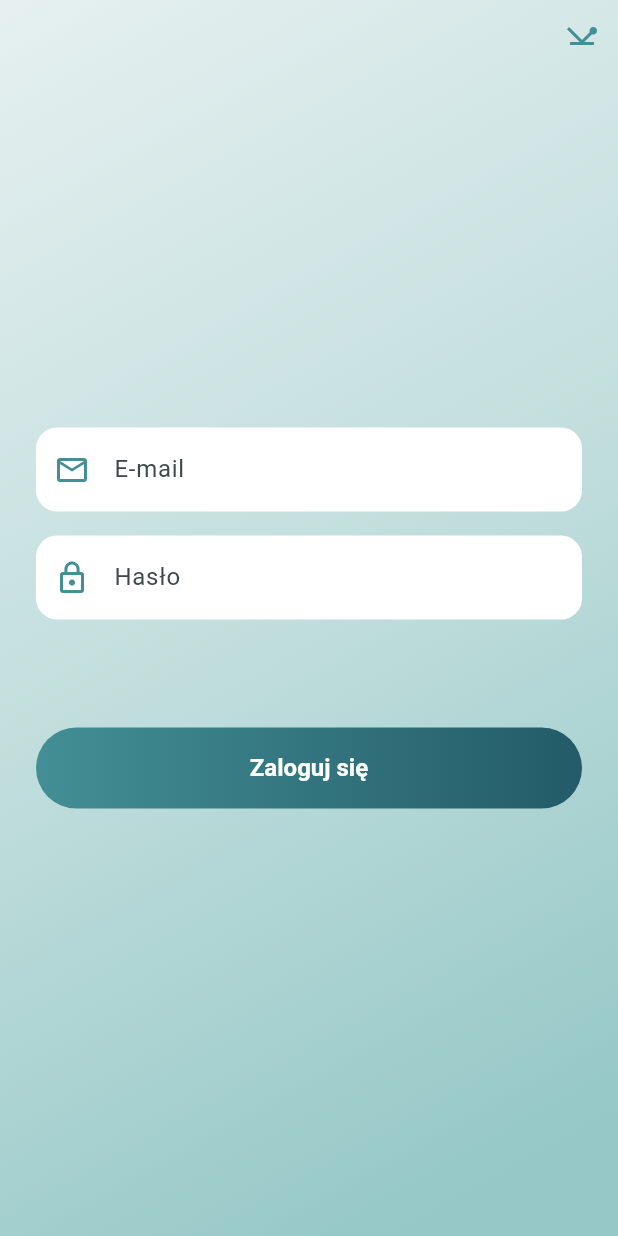
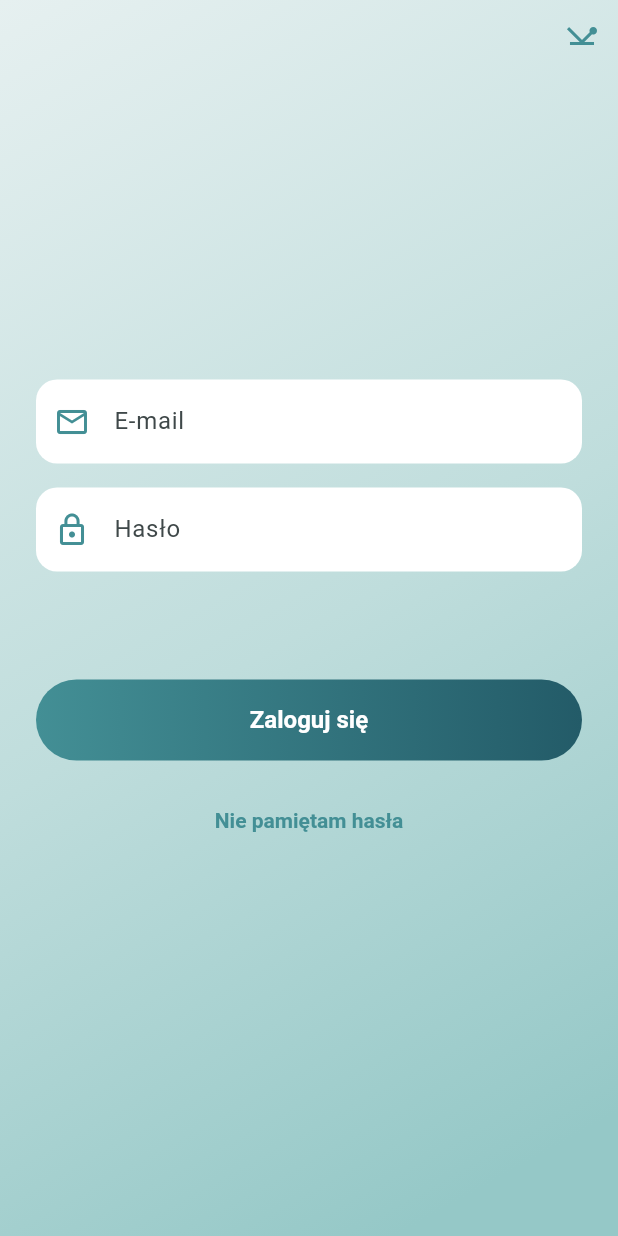
Before and after one commit to studioforyou/zpi-studio, a Flutter app: the screen it shows after launch, on a phone screen of 412 x 824 dp. Run offline on Flutter 3.47's test engine with Material 3 defaults, Android fonts, the phone set to English and light mode, and no system bars; our stand-ins replace dio, firebase_auth, firebase_core, flutter_riverpod, go_router; accounts and stored records are empty; generated files the repository leaves out were written again.

Commit message:
feat(mobile): add password reset screen with resend cooldown (#48)

```diff
--- a/mobile/lib/app/router/app_router.dart
+++ b/mobile/lib/app/router/app_router.dart
@@ -9,6 +9,7 @@ import 'package:mobile/core/auth/auth_controller.dart';
 import 'package:mobile/core/auth/auth_state.dart';
 import 'package:mobile/features/accounts/presentation/login_screen.dart';
 import 'package:mobile/features/accounts/presentation/profile_screen.dart';
+import 'package:mobile/features/accounts/presentation/reset_password_screen.dart';
 import 'package:mobile/features/communication/presentation/messages_screen.dart';
 import 'package:mobile/features/passes/presentation/passes_screen.dart';
 import 'package:mobile/features/schedule/presentation/availability_screen.dart';
@@ -20,6 +21,7 @@ import 'package:mobile/l10n/generated/app_localizations.dart';
 const splashPath = '/splash';
 const loginPath = '/login';
 const pingPath = '/ping';
+const resetPasswordPath = '/reset-password';
 
 const clientSchedulePath = '/client/schedule';
 const clientPassesPath = '/client/passes';
@@ -145,7 +147,9 @@ final appRouterProvider = Provider<GoRouter>((ref) {
         case AuthRestoring():
           return location == splashPath ? null : splashPath;
         case Unauthenticated():
-          return location == loginPath || location == pingPath
+          return location == loginPath ||
+                  location == resetPasswordPath ||
+                  location == pingPath
               ? null
               : loginPath;
         case Authenticated(:final session):
@@ -163,6 +167,11 @@ final appRouterProvider = Provider<GoRouter>((ref) {
     routes: [
       GoRoute(path: splashPath, builder: (_, _) => const SplashScreen()),
       GoRoute(path: loginPath, builder: (_, _) => const LoginScreen()),
+      GoRoute(
+        path: resetPasswordPath,
+        builder: (_, state) =>
+            ResetPasswordScreen(initialEmail: state.extra as String? ?? ''),
+      ),
       GoRoute(path: pingPath, builder: (_, _) => const PingScreen()),
       _clientShell(),
       _trainerShell(),
--- a/mobile/lib/features/accounts/presentation/login_screen.dart
+++ b/mobile/lib/features/accounts/presentation/login_screen.dart
@@ -1,11 +1,11 @@
 import 'package:flutter/material.dart';
-import 'package:flutter/services.dart';
 import 'package:flutter_riverpod/flutter_riverpod.dart';
 import 'package:go_router/go_router.dart';
-import 'package:mobile/app/theme/brand_colors.dart';
+import 'package:mobile/app/router/app_router.dart';
 import 'package:mobile/core/auth/auth_controller.dart';
 import 'package:mobile/core/auth/auth_failure.dart';
-import 'package:mobile/features/accounts/presentation/widgets/login_background.dart';
+import 'package:mobile/features/accounts/presentation/widgets/login_page.dart';
+import 'package:mobile/features/accounts/presentation/widgets/login_palette.dart';
 import 'package:mobile/l10n/generated/app_localizations.dart';
 
 class LoginScreen extends ConsumerStatefulWidget {
@@ -52,26 +52,8 @@ class _LoginScreenState extends ConsumerState<LoginScreen> {
   @override
   Widget build(BuildContext context) {
     final l10n = AppLocalizations.of(context);
-    final brightness = MediaQuery.platformBrightnessOf(context);
-    final palette = brightness == Brightness.dark
-        ? _LoginPalette.dark
-        : _LoginPalette.light;
-
-    return AnnotatedRegion<SystemUiOverlayStyle>(
-      value: brightness == Brightness.dark
-          ? SystemUiOverlayStyle.light
-          : SystemUiOverlayStyle.dark,
-      child: Theme(
-        data: palette.theme,
-        child: Stack(
-          children: [
-            // Outside the scaffold, so the keyboard covers the background
-            // instead of squeezing it.
-            Positioned.fill(child: LoginBackground(brightness: brightness)),
-            Scaffold(
-              backgroundColor: Colors.transparent,
-              body: SafeArea(
-                child: Stack(
+    return LoginPage(
+      builder: (context, palette) => Stack(
         children: [
           Center(
             child: SingleChildScrollView(
@@ -88,20 +70,15 @@ class _LoginScreenState extends ConsumerState<LoginScreen> {
               icon: const Icon(Icons.network_ping),
               color: palette.accent,
               tooltip: l10n.pingTitle,
-                        onPressed: () => context.push('/ping'),
+              onPressed: () => context.push(pingPath),
             ),
           ),
         ],
       ),
-              ),
-            ),
-          ],
-        ),
-      ),
     );
   }
 
-  Widget _form(AppLocalizations l10n, _LoginPalette palette) {
+  Widget _form(AppLocalizations l10n, LoginPalette palette) {
     final errorStyle = TextStyle(
       color: palette.error,
       fontSize: 14,
@@ -161,27 +138,9 @@ class _LoginScreenState extends ConsumerState<LoginScreen> {
                 ),
             ],
           ),
-          DecoratedBox(
-            decoration: ShapeDecoration(
-              shape: const StadiumBorder(),
-              color: palette.buttonGradient == null ? palette.button : null,
-              gradient: palette.buttonGradient,
-            ),
-            child: FilledButton(
+          LoginButton(
+            palette: palette,
             onPressed: _submitting ? null : _login,
-              style: FilledButton.styleFrom(
-                backgroundColor: Colors.transparent,
-                disabledBackgroundColor: Colors.transparent,
-                foregroundColor: palette.onButton,
-                disabledForegroundColor: palette.onButton,
-                shadowColor: Colors.transparent,
-                minimumSize: const Size.fromHeight(54),
-                shape: const StadiumBorder(),
-                textStyle: palette.theme.textTheme.labelLarge?.copyWith(
-                  fontSize: 16,
-                  fontWeight: FontWeight.w600,
-                ),
-              ),
             child: _submitting
                 ? SizedBox.square(
                     dimension: 20,
@@ -191,6 +150,13 @@ class _LoginScreenState extends ConsumerState<LoginScreen> {
                     ),
                   )
                 : Text(l10n.loginButton),
+          ),
+          LoginLink(
+            palette: palette,
+            label: l10n.loginForgotPassword,
+            onPressed: () => context.push(
+              resetPasswordPath,
+              extra: _emailController.text.trim(),
             ),
           ),
         ],
@@ -214,120 +180,3 @@ class _LoginScreenState extends ConsumerState<LoginScreen> {
     };
   }
 }
-
-/// Colours of the login screen, one set for the light and one for the dark
-/// system theme.
-class _LoginPalette {
-  _LoginPalette({
-    required this.brightness,
-    required this.accent,
-    required this.field,
-    required this.fieldBorder,
-    required this.error,
-    required this.button,
-    required this.onButton,
-    this.buttonGradient,
-  });
-
-  static final light = _LoginPalette(
-    brightness: Brightness.light,
-    accent: BrandColors.teal500,
-    field: Colors.white,
-    fieldBorder: BorderSide.none,
-    error: Color(0xFFBA1A1A),
-    button: BrandColors.teal500,
-    onButton: Colors.white,
-    buttonGradient: const LinearGradient(
-      colors: [BrandColors.teal500, BrandColors.teal700],
-    ),
-  );
-
-  static final dark = _LoginPalette(
-    brightness: Brightness.dark,
-    accent: BrandColors.teal300,
-    field: Color(0x12FFFFFF),
-    fieldBorder: const BorderSide(color: Color(0x7385C5C3), width: 1.2),
-    error: Color(0xFFFFB4AB),
-    button: BrandColors.teal300,
-    onButton: BrandColors.teal900,
-  );
-
-  final Brightness brightness;
-  final Color accent;
-  final Color field;
-  final BorderSide fieldBorder;
-  final Color error;
-  final Color button;
-  final Color onButton;
-  final Gradient? buttonGradient;
-
-  late final ThemeData theme = _buildTheme();
-
-  ThemeData _buildTheme() {
-    const radius = BorderRadius.all(Radius.circular(14));
-    return ThemeData(
-      useMaterial3: true,
-      colorScheme: ColorScheme.fromSeed(
-        seedColor: BrandColors.teal500,
-        brightness: brightness,
-      ),
-      inputDecorationTheme: InputDecorationThemeData(
-        filled: true,
-        fillColor: field,
-        prefixIconColor: accent,
-        border: _FieldBorder(borderRadius: radius, borderSide: fieldBorder),
-        enabledBorder: _FieldBorder(
-          borderRadius: radius,
-          borderSide: fieldBorder,
-        ),
-        focusedBorder: _FieldBorder(
-          borderRadius: radius,
-          borderSide: BorderSide(color: accent, width: 2),
-        ),
-      ),
-    );
-  }
-}
-
-/// A rounded outline that keeps the floating label inside the field, as in
-/// a filled field, instead of cutting it into the top edge.
-class _FieldBorder extends OutlineInputBorder {
-  const _FieldBorder({super.borderSide, super.borderRadius});
-
-  @override
-  bool get isOutline => false;
-
-  @override
-  _FieldBorder copyWith({
-    BorderSide? borderSide,
-    BorderRadius? borderRadius,
-    double? gapPadding,
-  }) {
-    return _FieldBorder(
-      borderSide: borderSide ?? this.borderSide,
-      borderRadius: borderRadius ?? this.borderRadius,
-    );
-  }
-
-  @override
-  ShapeBorder? lerpFrom(ShapeBorder? a, double t) {
-    if (a is _FieldBorder) {
-      return _FieldBorder(
-        borderSide: BorderSide.lerp(a.borderSide, borderSide, t),
-        borderRadius: BorderRadius.lerp(a.borderRadius, borderRadius, t)!,
-      );
-    }
-    return super.lerpFrom(a, t);
-  }
-
-  @override
-  ShapeBorder? lerpTo(ShapeBorder? b, double t) {
-    if (b is _FieldBorder) {
-      return _FieldBorder(
-        borderSide: BorderSide.lerp(borderSide, b.borderSide, t),
-        borderRadius: BorderRadius.lerp(borderRadius, b.borderRadius, t)!,
-      );
-    }
-    return super.lerpTo(b, t);
-  }
-}
--- /dev/null
+++ b/mobile/lib/features/accounts/presentation/widgets/login_page.dart
@@ -0,0 +1,120 @@
+import 'package:flutter/material.dart';
+import 'package:flutter/services.dart';
+import 'package:mobile/features/accounts/presentation/widgets/login_background.dart';
+import 'package:mobile/features/accounts/presentation/widgets/login_palette.dart';
+
+/// The page frame of the login-style screens: gradient background, themed
+/// fields and system bar icons matching the system brightness.
+class LoginPage extends StatelessWidget {
+  const LoginPage({super.key, required this.builder});
+
+  final Widget Function(BuildContext context, LoginPalette palette) builder;
+
+  @override
+  Widget build(BuildContext context) {
+    final brightness = MediaQuery.platformBrightnessOf(context);
+    final palette = brightness == Brightness.dark
+        ? LoginPalette.dark
+        : LoginPalette.light;
+
+    return AnnotatedRegion<SystemUiOverlayStyle>(
+      value: brightness == Brightness.dark
+          ? SystemUiOverlayStyle.light
+          : SystemUiOverlayStyle.dark,
+      child: Theme(
+        data: palette.theme,
+        child: Stack(
+          children: [
+            // Outside the scaffold, so the keyboard covers the background
+            // instead of squeezing it.
+            Positioned.fill(child: LoginBackground(brightness: brightness)),
+            Scaffold(
+              backgroundColor: Colors.transparent,
+              body: SafeArea(
+                child: Builder(builder: (context) => builder(context, palette)),
+              ),
+            ),
+          ],
+        ),
+      ),
+    );
+  }
+}
+
+/// The pill-shaped main button. A [dimmed] button looks disabled while
+/// keeping its shape.
+class LoginButton extends StatelessWidget {
+  const LoginButton({
+    super.key,
+    required this.palette,
+    required this.onPressed,
+    required this.child,
+    this.dimmed = false,
+  });
+
+  final LoginPalette palette;
+  final VoidCallback? onPressed;
+  final Widget child;
+  final bool dimmed;
+
+  @override
+  Widget build(BuildContext context) {
+    final gradient = dimmed ? null : palette.buttonGradient;
+    return DecoratedBox(
+      decoration: ShapeDecoration(
+        shape: const StadiumBorder(),
+        color: dimmed
+            ? palette.button.withValues(alpha: 0.28)
+            : (gradient == null ? palette.button : null),
+        gradient: gradient,
+      ),
+      child: FilledButton(
+        onPressed: onPressed,
+        style: FilledButton.styleFrom(
+          backgroundColor: Colors.transparent,
+          disabledBackgroundColor: Colors.transparent,
+          foregroundColor: palette.onButton,
+          disabledForegroundColor: palette.onButton.withValues(
+            alpha: dimmed ? 0.6 : 1,
+          ),
+          shadowColor: Colors.transparent,
+          minimumSize: const Size.fromHeight(54),
+          shape: const StadiumBorder(),
+          textStyle: palette.theme.textTheme.labelLarge?.copyWith(
+            fontSize: 16,
+            fontWeight: FontWeight.w600,
+          ),
+        ),
+        child: child,
+      ),
+    );
+  }
+}
+
+/// A centred text link under the main button.
+class LoginLink extends StatelessWidget {
+  const LoginLink({
+    super.key,
+    required this.palette,
+    required this.label,
+    required this.onPressed,
+  });
+
+  final LoginPalette palette;
+  final String label;
+  final VoidCallback onPressed;
+
+  @override
+  Widget build(BuildContext context) {
+    return Center(
+      child: TextButton(
+        onPressed: onPressed,
+        style: TextButton.styleFrom(
+          foregroundColor: palette.accent,
+          textStyle: const TextStyle(fontSize: 14, fontWeight: FontWeight.w600),
+        ),
+        child: Text(label),
+      ),
+    );
+  }
+}
--- /dev/null
+++ b/mobile/lib/features/accounts/presentation/widgets/login_palette.dart
@@ -0,0 +1,119 @@
+import 'package:flutter/material.dart';
+import 'package:mobile/app/theme/brand_colors.dart';
+
+/// Colours of the login screen, one set for the light and one for the dark
+/// system theme.
+class LoginPalette {
+  LoginPalette({
+    required this.brightness,
+    required this.accent,
+    required this.field,
+    required this.fieldBorder,
+    required this.error,
+    required this.button,
+    required this.onButton,
+    this.buttonGradient,
+  });
+
+  static final light = LoginPalette(
+    brightness: Brightness.light,
+    accent: BrandColors.teal500,
+    field: Colors.white,
+    fieldBorder: BorderSide.none,
+    error: Color(0xFFBA1A1A),
+    button: BrandColors.teal500,
+    onButton: Colors.white,
+    buttonGradient: const LinearGradient(
+      colors: [BrandColors.teal500, BrandColors.teal700],
+    ),
+  );
+
+  static final dark = LoginPalette(
+    brightness: Brightness.dark,
+    accent: BrandColors.teal300,
+    field: Color(0x12FFFFFF),
+    fieldBorder: const BorderSide(color: Color(0x7385C5C3), width: 1.2),
+    error: Color(0xFFFFB4AB),
+    button: BrandColors.teal300,
+    onButton: BrandColors.teal900,
+  );
+
+  final Brightness brightness;
+  final Color accent;
+  final Color field;
+  final BorderSide fieldBorder;
+  final Color error;
+  final Color button;
+  final Color onButton;
+  final Gradient? buttonGradient;
+
+  late final ThemeData theme = _buildTheme();
+
+  ThemeData _buildTheme() {
+    const radius = BorderRadius.all(Radius.circular(14));
+    return ThemeData(
+      useMaterial3: true,
+      colorScheme: ColorScheme.fromSeed(
+        seedColor: BrandColors.teal500,
+        brightness: brightness,
+      ),
+      inputDecorationTheme: InputDecorationThemeData(
+        filled: true,
+        fillColor: field,
+        prefixIconColor: accent,
+        border: _FieldBorder(borderRadius: radius, borderSide: fieldBorder),
+        enabledBorder: _FieldBorder(
+          borderRadius: radius,
+          borderSide: fieldBorder,
+        ),
+        focusedBorder: _FieldBorder(
+          borderRadius: radius,
+          borderSide: BorderSide(color: accent, width: 2),
+        ),
+      ),
+    );
+  }
+}
+
+/// A rounded outline that keeps the floating label inside the field, as in
+/// a filled field, instead of cutting it into the top edge.
+class _FieldBorder extends OutlineInputBorder {
+  const _FieldBorder({super.borderSide, super.borderRadius});
+
+  @override
+  bool get isOutline => false;
+
+  @override
+  _FieldBorder copyWith({
+    BorderSide? borderSide,
+    BorderRadius? borderRadius,
+    double? gapPadding,
+  }) {
+    return _FieldBorder(
+      borderSide: borderSide ?? this.borderSide,
+      borderRadius: borderRadius ?? this.borderRadius,
+    );
+  }
+
+  @override
+  ShapeBorder? lerpFrom(ShapeBorder? a, double t) {
+    if (a is _FieldBorder) {
+      return _FieldBorder(
+        borderSide: BorderSide.lerp(a.borderSide, borderSide, t),
+        borderRadius: BorderRadius.lerp(a.borderRadius, borderRadius, t)!,
+      );
+    }
+    return super.lerpFrom(a, t);
+  }
+
+  @override
+  ShapeBorder? lerpTo(ShapeBorder? b, double t) {
+    if (b is _FieldBorder) {
+      return _FieldBorder(
+        borderSide: BorderSide.lerp(borderSide, b.borderSide, t),
+        borderRadius: BorderRadius.lerp(borderRadius, b.borderRadius, t)!,
+      );
+    }
+    return super.lerpTo(b, t);
+  }
+}
--- a/mobile/lib/l10n/app_pl.arb
+++ b/mobile/lib/l10n/app_pl.arb
@@ -13,6 +13,25 @@
   "loginErrorAccountInactive": "Twoje konto jest nieaktywne. Skontaktuj się z obsługą studia.",
   "loginErrorNoSupportedRole": "Twoje konto nie ma dostępu do aplikacji mobilnej.",
   "loginErrorUnknown": "Nie udało się zalogować. Spróbuj ponownie.",
+  "loginForgotPassword": "Nie pamiętam hasła",
+  "resetTitle": "Reset hasła",
+  "resetIntro": "Podaj e-mail konta. Wyślemy na niego link do ustawienia nowego hasła.",
+  "resetSendButton": "Wyślij link",
+  "resetResendButton": "Wyślij ponownie",
+  "resetResendCountdown": "Wyślij ponownie ({seconds} s)",
+  "@resetResendCountdown": {
+    "placeholders": {
+      "seconds": {
+        "type": "int"
+      }
+    }
+  },
+  "resetBackToLogin": "Wróć do logowania",
+  "resetSent": "Jeśli konto o tym adresie istnieje, wysłaliśmy na nie link do zmiany hasła. Sprawdź skrzynkę (także spam).",
+  "resetErrorInvalidEmail": "Podaj poprawny adres e-mail.",
+  "resetErrorTooManyAttempts": "Zbyt wiele prób. Spróbuj ponownie za chwilę.",
+  "resetErrorNetwork": "Brak połączenia z serwerem. Sprawdź internet i spróbuj ponownie.",
+  "resetErrorUnknown": "Nie udało się wysłać wiadomości. Spróbuj ponownie.",
   "navSchedule": "Grafik",
   "navPasses": "Karnety",
   "navTrainings": "Treningi",
```
Also changed, not shown: mobile/lib/features/accounts/presentation/reset_password_screen.dart (added, +237 -0 lines), 1 other file. Lines whose indentation alone changed are shown as unchanged.
